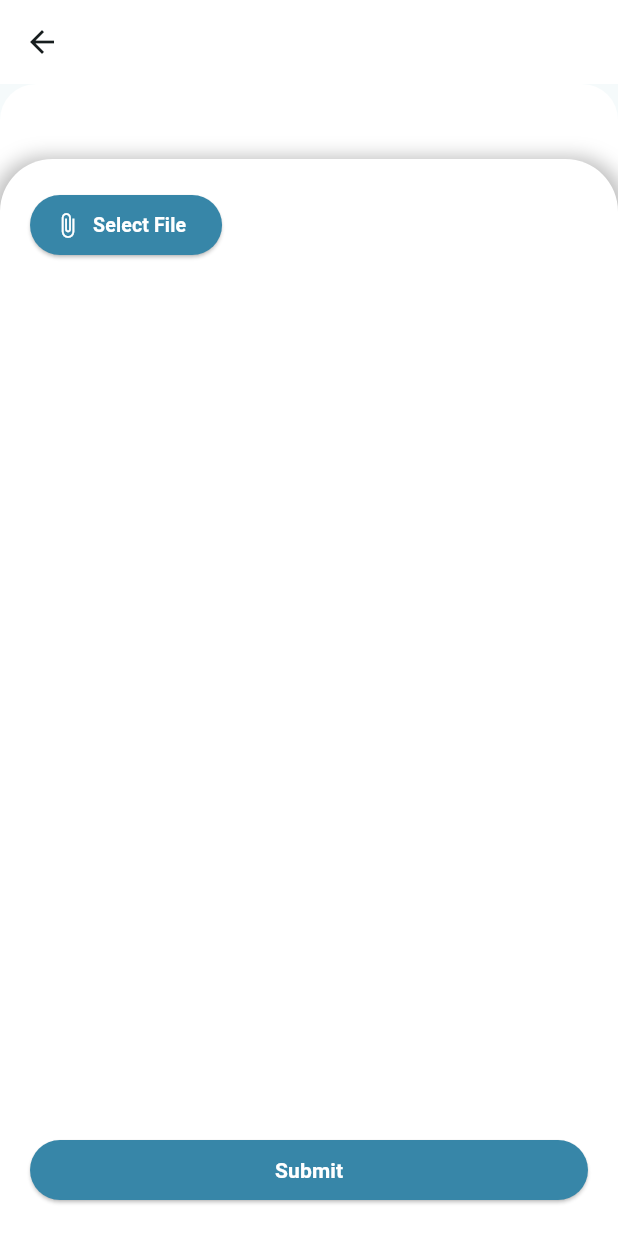
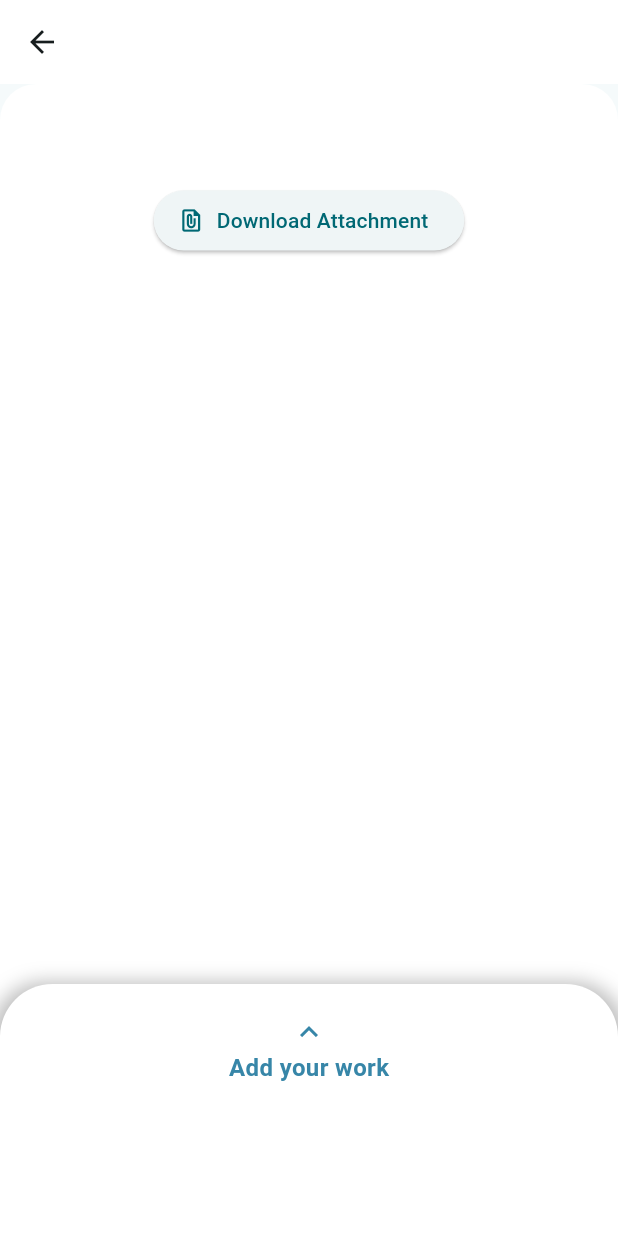
Before and after one commit to ali-mansour21/Studify-App, a Flutter app: the AssignmentDetailScreen screen opened directly with empty values, on a phone screen of 412 x 824 dp. Run offline on Flutter 3.47's test engine with Material 3 defaults, Android fonts, the phone set to English and light mode, and no system bars; our stand-ins replace camera, file_picker, firebase_core, firebase_messaging, fluttertoast, image_picker and 2 more; missing offline and left inert: flutter_pdfview; accounts and stored records are empty; project files that could hold a hidden picture were left out.

Commit message:
Adding the animated position

```diff
--- a/mobile/lib/screens/assignment_detail_screen.dart
+++ b/mobile/lib/screens/assignment_detail_screen.dart
@@ -30,6 +30,7 @@ class _AssignmentDetailScreenState extends State<AssignmentDetailScreen> {
   final String baseUrl = API_BASE_URL;
   bool _isLoading = false;
   String _fileName = "";
+  bool _isExpanded = false;
   double dialogWidth = 600;
   PlatformFile? _selectedFile;
   bool _isUploading = false;
@@ -307,11 +308,30 @@ class _AssignmentDetailScreenState extends State<AssignmentDetailScreen> {
               ),
             ),
           ),
-          Positioned(
-            top: 50,
+          AnimatedPositioned(
+            duration: const Duration(milliseconds: 500),
+            curve: Curves.easeInOut,
+            top: _isExpanded ? 100 : 600,
             bottom: 0,
             left: 0,
             right: 0,
+            child: GestureDetector(
+              onVerticalDragEnd: (details) {
+                if (details.primaryVelocity! < 0) {
+                  setState(() {
+                    _isExpanded = true;
+                  });
+                } else if (details.primaryVelocity! > 0) {
+                  setState(() {
+                    _isExpanded = false;
+                  });
+                }
+              },
+              onTap: () {
+                setState(() {
+                  _isExpanded = !_isExpanded;
+                });
+              },
               child: Container(
                 decoration: const BoxDecoration(
                   color: Colors.white,
@@ -331,13 +351,29 @@ class _AssignmentDetailScreenState extends State<AssignmentDetailScreen> {
                 child: Padding(
                   padding: const EdgeInsets.all(20.0),
                   child: Column(
-                  mainAxisAlignment: MainAxisAlignment.spaceBetween,
+                    mainAxisAlignment: MainAxisAlignment.start,
                     children: [
+                      Icon(
+                        _isExpanded
+                            ? Icons.keyboard_arrow_down
+                            : Icons.keyboard_arrow_up,
+                        size: 24,
+                        color: const Color(0xFF3786A8),
+                      ),
+                      if (!_isExpanded)
+                        const Text(
+                          'Add your work',
+                          style: TextStyle(
+                            fontSize: 16,
+                            fontWeight: FontWeight.w600,
+                            color: Color(0xFF3786A8),
+                          ),
+                        ),
+                      if (_isExpanded) ...[
                         Row(
                           children: [
                             Flexible(
-                          flex:
-                              2, // Adjust this value to allocate more or less space to the button
+                              flex: 2,
                               child: ElevatedButton.icon(
                                 icon: Icon(
                                   Icons.attach_file,
@@ -356,10 +392,12 @@ class _AssignmentDetailScreenState extends State<AssignmentDetailScreen> {
                                         ? Colors.black.withOpacity(0.4)
                                         : Colors.white,
                                     fontWeight: FontWeight.w600,
-                                  fontSize: 13),
+                                    fontSize: 13,
                                   ),
-                            onPressed:
-                                assignmentModel.isSubmitted ? null : _pickFile,
+                                ),
+                                onPressed: assignmentModel.isSubmitted
+                                    ? null
+                                    : _pickFile,
                                 style: ElevatedButton.styleFrom(
                                   backgroundColor: assignmentModel.isSubmitted
                                       ? Colors.grey
@@ -369,19 +407,20 @@ class _AssignmentDetailScreenState extends State<AssignmentDetailScreen> {
                             ),
                             const SizedBox(width: 16),
                             Flexible(
-                          flex:
-                              1, // Adjust this value to allocate more or less space to the text
+                              flex: 1,
                               child: Text(
                                 _fileName.isNotEmpty ? _fileName : "",
                                 style: const TextStyle(
-                                color: Colors.black, fontSize: 12),
+                                  color: Colors.black,
+                                  fontSize: 12,
+                                ),
                                 overflow: TextOverflow.ellipsis,
                                 softWrap: false,
                               ),
                             ),
                           ],
                         ),
-                    const SizedBox(height: 10),
+                        const SizedBox(width: 16),
                         Expanded(
                           child: Center(
                             child: _isLoading
@@ -403,7 +442,7 @@ class _AssignmentDetailScreenState extends State<AssignmentDetailScreen> {
                           width: double.infinity,
                           child: ElevatedButton(
                             style: ElevatedButton.styleFrom(
-                          backgroundColor: assignmentModel.isSubmitted
+                              backgroundColor: _isUploading
                                   ? Colors.grey
                                   : const Color(0xFF3786A8),
                             ),
@@ -421,8 +460,10 @@ class _AssignmentDetailScreenState extends State<AssignmentDetailScreen> {
                                   fontWeight: FontWeight.w600),
                             ),
                           ),
-                    )
+                        ),
                       ],
+                    ],
+                  ),
                 ),
               ),
             ),
```
Lines whose indentation alone changed are shown as unchanged.
